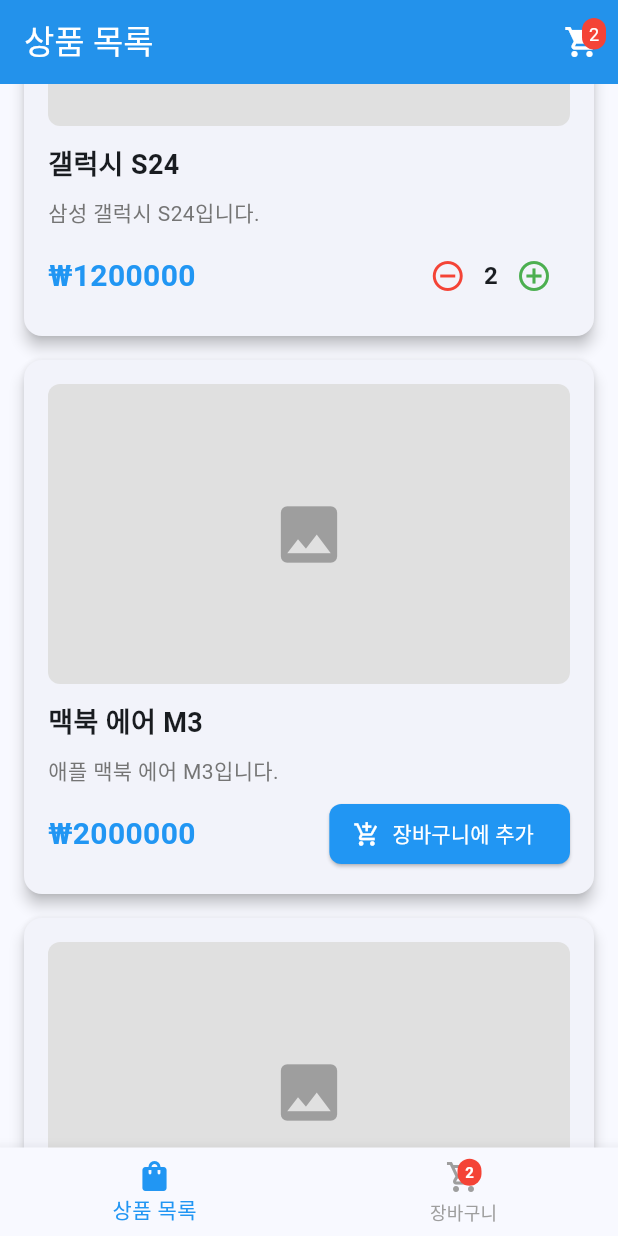
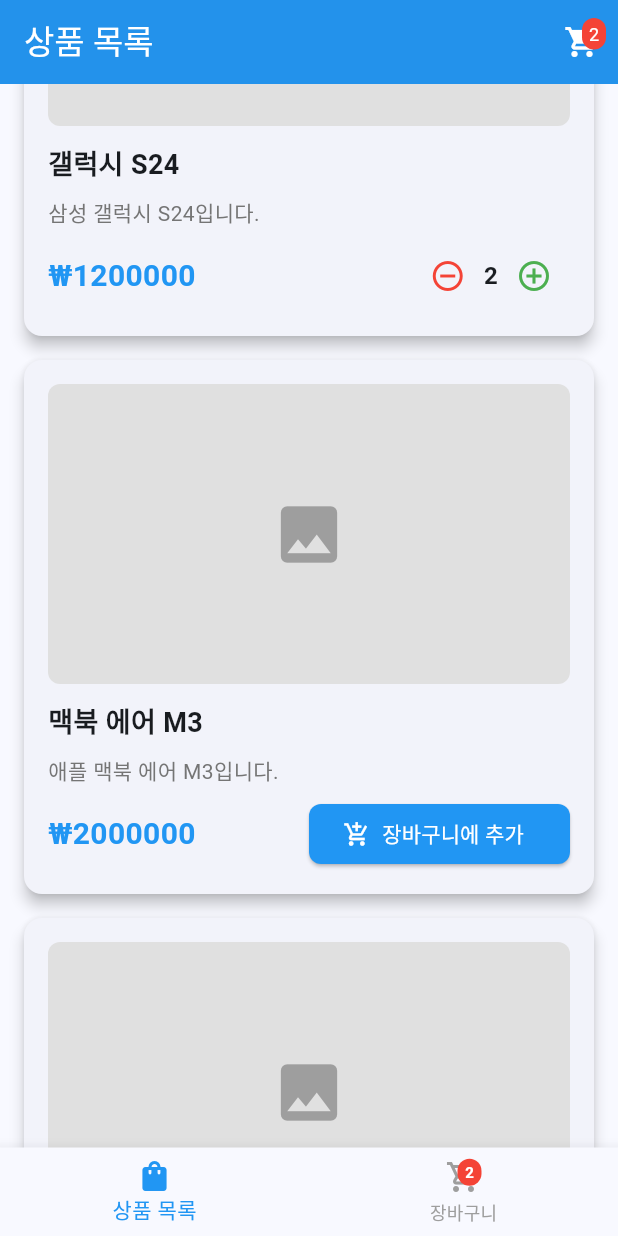
Before and after one commit to ReadnThink/flutter-playground, a Flutter app: the screen it shows after launch, scrolled down 576 dp, after a tap on "장바구니에 추가", after a tap on the "add circle outline" icon, on a phone screen of 412 x 824 dp. Run offline on Flutter 3.47's test engine with Material 3 defaults, Android fonts, the phone set to English and light mode, and no system bars; our stand-ins replace flutter_local_notifications, go_router, timezone.

Commit message:
Update dependencies and enhance notification features
- Updated `timezone` dependency to version ^0.10.1 in `pubspec.yaml`.
- Changed `timezone` dependency status to "direct main" in `pubspec.lock`.
- Updated Java compatibility to version 17 in `build.gradle.kts`.
- Added permission for scheduling exact alarms in `AndroidManifest.xml`.
- Improved product list screen UI for better cart interaction and added feedback notifications.
- Implemented a new method for scheduling notifications 10 seconds after adding items to the cart in `notification_service.dart`.

```diff
--- a/lib/screens/product_list_screen.dart
+++ b/lib/screens/product_list_screen.dart
@@ -115,22 +115,29 @@
               mainAxisAlignment: MainAxisAlignment.spaceBetween,
               children: [
                 // 가격 표시
-                Text(
+                Expanded(
+                  child: Text(
                     '₩${product.price.toStringAsFixed(0)}',
                     style: const TextStyle(
                       fontSize: 20,
                       fontWeight: FontWeight.bold,
                       color: Colors.blue,
                     ),
+                    maxLines: 1,
+                    overflow: TextOverflow.ellipsis,
+                    softWrap: false,
+                  ),
                 ),
 
                 // 장바구니 추가 버튼
-                Consumer<CartProvider>(
+                Flexible(
+                  child: Consumer<CartProvider>(
                     builder: (context, cartProvider, child) {
                       final isInCart = cartProvider.isInCart(product.id);
                       final quantity = cartProvider.getQuantity(product.id);
 
                       return Row(
+                        mainAxisSize: MainAxisSize.min,
                         children: [
                           // 수량 조절 버튼들 (장바구니에 있는 경우)
                           if (isInCart) ...[
@@ -161,17 +168,34 @@
                                         product.id,
                                       ),
                                     );
+                                // 백그라운드/앱종료 동작 확인용: 10초 뒤 예약 알림
+                                await NotificationService.instance
+                                    .scheduleAddedToCartIn10Seconds(
+                                      productName: product.name,
+                                      quantity: cartProvider.getQuantity(
+                                        product.id,
+                                      ),
+                                    );
                               },
                               icon: const Icon(Icons.add_circle_outline),
                               color: Colors.green,
                             ),
                           ] else
                             // 장바구니 추가 버튼 (처음 추가할 때)
-                          ElevatedButton.icon(
+                            Expanded(
+                              child: ElevatedButton.icon(
                                 onPressed: () async {
                                   cartProvider.addToCart(product.id);
                                   await NotificationService.instance
                                       .showAddedToCart(
+                                        productName: product.name,
+                                        quantity: cartProvider.getQuantity(
+                                          product.id,
+                                        ),
+                                      );
+                                  // 백그라운드/앱종료 동작 확인용: 10초 뒤 예약 알림
+                                  await NotificationService.instance
+                                      .scheduleAddedToCartIn10Seconds(
                                         productName: product.name,
                                         quantity: cartProvider.getQuantity(
                                           product.id,
@@ -194,9 +218,11 @@
                                   foregroundColor: Colors.white,
                                 ),
                               ),
+                            ),
                         ],
                       );
                     },
+                  ),
                 ),
               ],
             ),
--- a/lib/services/notification_service.dart
+++ b/lib/services/notification_service.dart
@@ -1,6 +1,8 @@
 import 'dart:io';
 
 import 'package:flutter_local_notifications/flutter_local_notifications.dart';
+import 'package:timezone/data/latest.dart' as tz;
+import 'package:timezone/timezone.dart' as tz;
 
 /// 로컬 푸시 알림을 간단히 사용하기 위한 싱글턴 서비스
 /// - 앱 시작 시 `init()`으로 초기화 및 권한 요청 수행
@@ -43,8 +45,22 @@
     // 플러그인 초기화
     await _plugin.initialize(settings);
 
+    // 타임존 데이터 초기화 (예약 알림에 필요)
+    // 기기의 현지 타임존을 사용하도록 설정
+    tz.initializeTimeZones();
+    // tz.local은 플랫폼의 기본 타임존을 참조하므로 별도 설정 없이 사용 가능
+
     // iOS/Android 권한 요청 (iOS는 런타임, Android는 13+에서 런타임)
     await _requestPermissionsIfNeeded();
+
+    // Android: 정확한 알람 권한 (Android 12L/13+에서 필요할 수 있음)
+    if (Platform.isAndroid) {
+      final androidImpl = _plugin
+          .resolvePlatformSpecificImplementation<
+            AndroidFlutterLocalNotificationsPlugin
+          >();
+      await androidImpl?.requestExactAlarmsPermission();
+    }
 
     _initialized = true;
   }
@@ -101,4 +117,45 @@
     // 간단하게 고정 ID 사용. 여러 개를 동시에 쌓고 싶다면 고유 ID 사용 필요
     await _plugin.show(1001, title, body, details);
   }
+
+  /// 10초 뒤 예약 알림 (앱이 백그라운드/종료 상태여도 시스템이 표시)
+  /// - [productName]: 상품명
+  /// - [quantity]: 담긴 수량 (예: 현재 수량)
+  Future<void> scheduleAddedToCartIn10Seconds({
+    required String productName,
+    required int quantity,
+  }) async {
+    final AndroidNotificationDetails androidDetails =
+        AndroidNotificationDetails(
+          _channelId,
+          _channelName,
+          channelDescription: _channelDescription,
+          importance: Importance.high,
+          priority: Priority.high,
+        );
+
+    const DarwinNotificationDetails iosDetails = DarwinNotificationDetails();
+
+    final NotificationDetails details = NotificationDetails(
+      android: androidDetails,
+      iOS: iosDetails,
+    );
+
+    final String title = '장바구니 예약 알림';
+    final String body = '$productName (수량: $quantity) - 10초 뒤 알림';
+
+    final tz.TZDateTime scheduledTime = tz.TZDateTime.now(
+      tz.local,
+    ).add(const Duration(seconds: 5));
+
+    await _plugin.zonedSchedule(
+      2001, // 예약 알림용 별도 ID
+      title,
+      body,
+      scheduledTime,
+      details,
+      androidScheduleMode: AndroidScheduleMode.exactAllowWhileIdle,
+      payload: 'cart_scheduled',
+    );
+  }
 }
--- a/pubspec.yaml
+++ b/pubspec.yaml
@@ -41,6 +41,7 @@
   # 라우팅을 위한 GoRouter 패키지
   go_router: ^14.2.7
   flutter_local_notifications: ^19.5.0
+  timezone: ^0.10.1
 
 dev_dependencies:
   flutter_test:
```
Also changed, not shown: pubspec.lock, 2 other files. Lines whose indentation alone changed are shown as unchanged.
